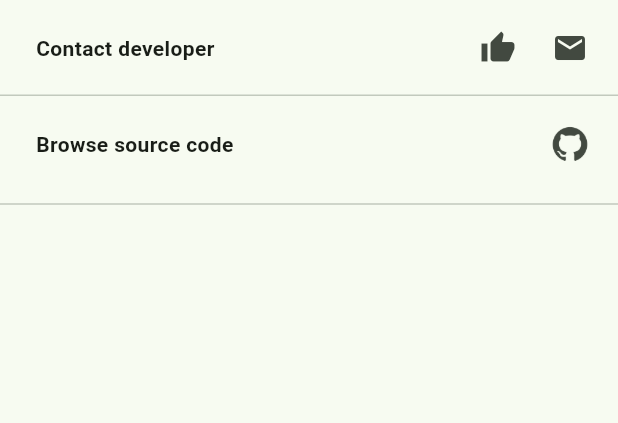
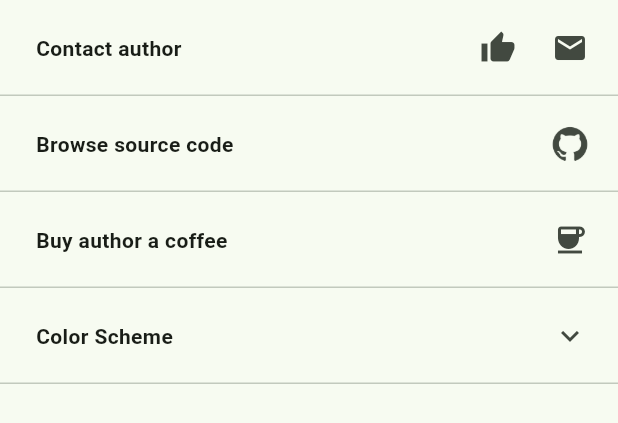
Before and after one commit to NielsLee/SnapSaver, a Flutter app: the SettingsScreen widget shown alone on an empty page, opened directly, on a phone screen of 412 x 824 dp. Shown: the top 423 px of the screen. Run offline on Flutter 3.47's test engine with Material 3 defaults, Android fonts, the phone set to English and light mode, and no system bars; our stand-ins replace audioplayers, camera, file_picker, fluttertoast, permission_handler, shared_preferences and 2 more; accounts and stored records are empty; generated files the repository leaves out were written again.

Commit message:
实现选择颜色功能

```diff
--- a/lib/l10n/app_en.arb
+++ b/lib/l10n/app_en.arb
@@ -12,7 +12,7 @@
     "cancel": "Cancel",
     "preview": "Preview",
     "importAllExistingAlbums": "Import all existing albums",
-    "contactDeveloper": "Contact developer",
+    "contactDeveloper": "Contact author",
     "browseSourceCode": "Browse source code",
     "notYetImplemented": "Not yet implemented",
     "saverPathExisted": "❌Saver with this path already existed",
@@ -27,5 +27,7 @@
     "photoTimestamp": "Time",
     "photoNameExample": "PhotoName Example",
     "moreDialogFinished": "PhotoName set successfully",
-    "adjust_ratio": "Preview window ratio"
+    "adjust_ratio": "Preview window ratio",
+    "buy_me_coffee": "Buy author a coffee",
+    "color_scheme": "Color Scheme"
 }
--- a/lib/l10n/app_zh.arb
+++ b/lib/l10n/app_zh.arb
@@ -27,5 +27,7 @@
     "photoTimestamp": "时间",
     "photoNameExample": "照片名称示例",
     "moreDialogFinished": "照片名称设置完毕",
-    "adjust_ratio": "预览窗比例"
+    "adjust_ratio": "预览窗比例",
+    "buy_me_coffee": "买杯咖啡给作者",
+    "color_scheme": "颜色主题"
 }
--- a/lib/settings_screen.dart
+++ b/lib/settings_screen.dart
@@ -1,7 +1,12 @@
+import 'dart:io';
+
 import 'package:flutter/material.dart';
 import 'package:url_launcher/url_launcher.dart';
 import 'package:flutter_gen/gen_l10n/app_localizations.dart';
 import 'package:fluttertoast/fluttertoast.dart';
+import 'package:provider/provider.dart';
+import 'package:vibration/vibration.dart';
+import 'package:snap_saver/viewmodel/home_view_model.dart';
 
 class SettingsScreen extends StatefulWidget {
   const SettingsScreen({super.key});
@@ -12,6 +17,7 @@ class SettingsScreen extends StatefulWidget {
 
 class SettingsScreenState extends State<SettingsScreen> {
   bool isAddButtonShown = true;
+  bool isColorMenuExpanded = false;
 
   @override
   Widget build(BuildContext context) {
@@ -52,7 +58,65 @@ class SettingsScreenState extends State<SettingsScreen> {
             ],
           ),
         ),
-        Divider()
+        Divider(height: 0),
+        Container(
+          padding: const EdgeInsets.all(8),
+          child: Row(
+            children: [
+              Padding(padding: EdgeInsets.fromLTRB(16, 0, 0, 0)),
+              Text(AppLocalizations.of(context)!.buy_me_coffee,
+                  style: TextStyle(fontWeight: FontWeight.bold)),
+              const Spacer(),
+              IconButton(
+                  onPressed: () {
+                    _launchCoffee();
+                  },
+                  icon: const Icon(Icons.coffee))
+            ],
+          ),
+        ),
+        Divider(height: 0),
+        Column(
+          children: [
+            Container(
+              padding: const EdgeInsets.all(8),
+              child: Row(
+                children: [
+                  Padding(padding: EdgeInsets.fromLTRB(16, 0, 0, 0)),
+                  Text(AppLocalizations.of(context)!.color_scheme,
+                      style: TextStyle(fontWeight: FontWeight.bold)),
+                  const Spacer(),
+                  IconButton(
+                      onPressed: () {
+                        setState(() {
+                          isColorMenuExpanded = !isColorMenuExpanded;
+                        });
+                      },
+                      icon: Icon(isColorMenuExpanded
+                          ? Icons.expand_less
+                          : Icons.expand_more))
+                ],
+              ),
+            ),
+            if (isColorMenuExpanded)
+              Container(
+                padding: const EdgeInsets.all(8),
+                child: Row(
+                  children: [
+                    Padding(padding: EdgeInsets.all(24)),
+                    _buildColorButton(Colors.red),
+                    _buildColorButton(Colors.orange),
+                    _buildColorButton(Colors.yellow),
+                    _buildColorButton(Colors.green),
+                    _buildColorButton(Colors.cyan),
+                    _buildColorButton(Colors.blue),
+                    _buildColorButton(Colors.purple),
+                  ],
+                ),
+              ),
+          ],
+        ),
+        Divider(height: 0),
       ],
     );
   }
@@ -102,4 +166,64 @@ class SettingsScreenState extends State<SettingsScreen> {
       );
     }
   }
+
+  Future<void> _launchCoffee() async {
+    final Uri coffeeUrl = Uri(
+      scheme: 'https',
+      path: 'ko-fi.com/nielslee',
+    );
+
+    Fluttertoast.showToast(
+      msg: '😊Have a nice day!',
+      toastLength: Toast.LENGTH_SHORT,
+      gravity: ToastGravity.BOTTOM,
+      backgroundColor: Colors.white,
+      textColor: Colors.black,
+    );
+
+    // await Future.delayed(Duration(milliseconds: 100));
+
+    Fluttertoast.showToast(
+      msg: '😊Have a nice day!',
+      toastLength: Toast.LENGTH_LONG,
+      gravity: ToastGravity.CENTER,
+      backgroundColor: Colors.white,
+      textColor: Colors.black,
+    );
+
+    await launchUrl(coffeeUrl);
+  }
+
+  Widget _buildColorButton(Color color) {
+    return Consumer<HomeViewModel>(
+      builder: (context, viewModel, child) {
+        final isSelected = viewModel.seedColor.value == color.value;
+        return GestureDetector(
+          onTap: () {
+            viewModel.updateSeedColor(color);
+            Vibration.vibrate(amplitude: 255, duration: 5);
+          },
+          child: Container(
+            width: 48,
+            height: 36,
+            decoration: BoxDecoration(
+              color: color,
+              shape: BoxShape.circle,
+              border: Border.all(
+                color: isSelected ? Colors.white : Colors.transparent,
+                width: 4,
+              ),
+              boxShadow: [
+                BoxShadow(
+                  color: Colors.black.withOpacity(0.2),
+                  blurRadius: 4,
+                  offset: Offset(0, 2),
+                ),
+              ],
+            ),
+          ),
+        );
+      },
+    );
+  }
 }
--- a/lib/viewmodel/home_view_model.dart
+++ b/lib/viewmodel/home_view_model.dart
@@ -8,14 +8,17 @@ class HomeViewModel extends ChangeNotifier {
   final List<Saver> _saverList = [];
   double _aspectRatio = 1.0;
   static const String _aspectRatioKey = 'aspect_ratio';
+  Color _seedColor = Colors.green;
 
   HomeViewModel() {
     _initSavers();
     _loadAspectRatio();
+    _loadSeedColor();
   }
 
   List<Saver> get savers => _saverList;
   double get aspectRatio => _aspectRatio;
+  Color get seedColor => _seedColor;
 
   Future<void> _loadAspectRatio() async {
     final prefs = await SharedPreferences.getInstance();
@@ -27,6 +30,20 @@ class HomeViewModel extends ChangeNotifier {
     _aspectRatio = value;
     final prefs = await SharedPreferences.getInstance();
     await prefs.setDouble(_aspectRatioKey, value);
+    notifyListeners();
+  }
+
+  Future<void> _loadSeedColor() async {
+    final prefs = await SharedPreferences.getInstance();
+    final colorValue = prefs.getInt('seed_color') ?? Colors.green.value;
+    _seedColor = Color(colorValue);
+    notifyListeners();
+  }
+
+  Future<void> updateSeedColor(Color color) async {
+    _seedColor = color;
+    final prefs = await SharedPreferences.getInstance();
+    await prefs.setInt('seed_color', color.value);
     notifyListeners();
   }
 
```
Also changed, not shown: lib/main.dart (+11 -7 lines).
